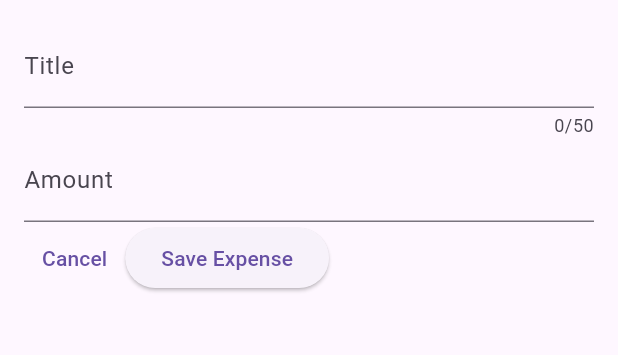
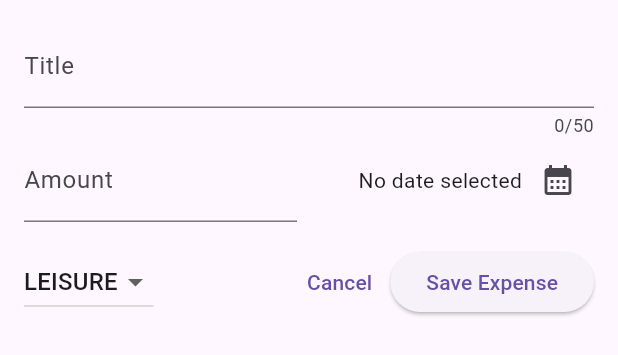
Before and after one commit to mariofouad/Expense-Tracker-Mobile-APP, a Flutter app: the NewExpense widget shown alone on an empty page, opened directly, on a phone screen of 412 x 824 dp. Shown: the top 355 px of the screen. Run offline on Flutter 3.47's test engine with Material 3 defaults, Android fonts, the phone set to English and light mode, and no system bars.

Commit message:
Update new_expense.dart

```diff
--- a/expense_tracker/lib/widgets/new_expense.dart
+++ b/expense_tracker/lib/widgets/new_expense.dart
@@ -1,4 +1,5 @@
 import 'package:flutter/material.dart';
+import 'package:expense_tracker/models/expense.dart';
 
 class NewExpense extends StatefulWidget {
   const NewExpense({super.key});
@@ -12,6 +13,23 @@ class NewExpense extends StatefulWidget {
 class _NewExpenseState extends State<NewExpense> {
   final _titleController = TextEditingController();
   final _amountController = TextEditingController();
+  DateTime? _selectedDate;
+  Category _selectedCategory = Category.leisure;
+
+  void _presentDatePicker() async {
+    final now = DateTime.now();
+    final firstDate = DateTime(now.year - 1, now.month, now.day);
+
+    final pickedDate = await showDatePicker(
+      context: context,
+      initialDate: now,
+      firstDate: firstDate,
+      lastDate: now,
+    );
+    setState(() {
+      _selectedDate = pickedDate;
+    });
+  }
 
   @override
   void dispose() {
@@ -33,7 +51,10 @@ class _NewExpenseState extends State<NewExpense> {
               label: Text('Title'),
             ),
           ),
-          TextField(
+          Row(
+            children: [
+              Expanded(
+                child: TextField(
                   keyboardType: TextInputType.number,
                   controller: _amountController,
                   decoration: const InputDecoration(
@@ -41,8 +62,51 @@ class _NewExpenseState extends State<NewExpense> {
                     label: Text('Amount'),
                   ),
                 ),
+              ),
+              const SizedBox(width: 16),
+              Expanded(
+                child: Row(
+                  mainAxisAlignment: MainAxisAlignment.end,
+                  crossAxisAlignment: CrossAxisAlignment.center,
+                  children: [
+                    Text(_selectedDate == null
+                        ? 'No date selected'
+                        : formatter.format(_selectedDate!)),
+                    IconButton(
+                        onPressed: _presentDatePicker,
+                        icon: const Icon(
+                          Icons.calendar_month,
+                        ))
+                  ],
+                ),
+              )
+            ],
+          ),
+          const SizedBox(height: 16),
           Row(
             children: [
+              DropdownButton(
+                value: _selectedCategory,
+                items: Category.values
+                    .map(
+                      (category) => DropdownMenuItem(
+                        value: category,
+                        child: Text(
+                          category.name.toUpperCase(),
+                        ),
+                      ),
+                    )
+                    .toList(),
+                onChanged: (value) {
+                  if (value == null) {
+                    return;
+                  }
+                  setState(() {
+                    _selectedCategory = value;
+                  });
+                },
+              ),
+              const Spacer(),
               TextButton(
                 onPressed: () {
                   Navigator.pop(context);
```
Lines whose indentation alone changed are shown as unchanged.
